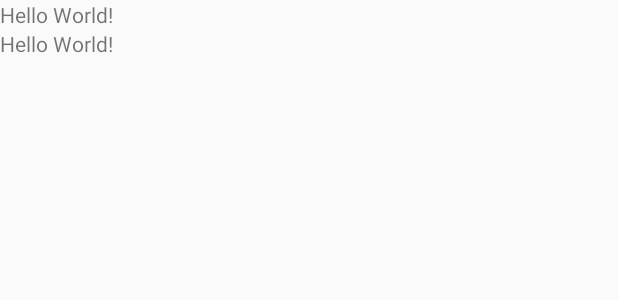
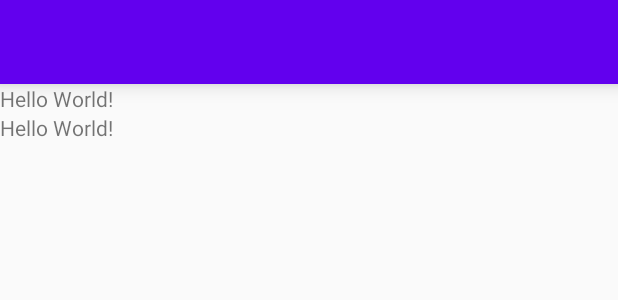
Before and after one commit to geermank/et-programacion-android-3009, an Android app: the layout activity_main.xml on its own in the app's theme, with its tools: preview values and no code run, on a phone screen of 412 x 824 dp. Shown: the top 300 px of the screen. Run offline under Robolectric (Android 15) with nearby library versions, the phone set to English and light mode, and no system bars.

Commit message:
Clase 4, parte 1

```diff
--- a/app/src/main/AndroidManifest.xml
+++ b/app/src/main/AndroidManifest.xml
@@ -8,7 +8,7 @@
         android:label="@string/app_name"
         android:roundIcon="@mipmap/ic_launcher_round"
         android:supportsRtl="true"
-        android:theme="@style/AppTheme">
+        android:theme="@style/AppThemeNoActionBar">
 
         <activity android:name=".WelcomeActivity">
             <intent-filter>
--- /dev/null
+++ b/app/src/main/res/drawable/ic_add.xml
@@ -0,0 +1,5 @@
+<vector android:height="24dp" android:tint="#FFFFFF"
+    android:viewportHeight="24" android:viewportWidth="24"
+    android:width="24dp" xmlns:android="http://schemas.android.com/apk/res/android">
+    <path android:fillColor="@android:color/white" android:pathData="M19,13h-6v6h-2v-6H5v-2h6V5h2v6h6v2z"/>
+</vector>
--- a/app/src/main/res/layout/activity_main.xml
+++ b/app/src/main/res/layout/activity_main.xml
@@ -6,6 +6,16 @@
     android:layout_height="match_parent"
     android:orientation="vertical"
     tools:context=".MainActivity">
+
+    <!-- Material design -->
+    <androidx.appcompat.widget.Toolbar
+        android:id="@+id/toolbar"
+        android:layout_width="match_parent"
+        android:layout_height="wrap_content"
+        android:background="@color/colorPrimary"
+        android:elevation="8dp"
+        android:theme="@style/ThemeOverlay.AppCompat.Dark"
+        app:popupTheme="@style/ThemeOverlay.AppCompat.Light"/>
 
     <TextView
         android:layout_width="wrap_content"
--- a/app/src/main/res/values/styles.xml
+++ b/app/src/main/res/values/styles.xml
@@ -7,4 +7,12 @@
         <item name="colorAccent">@color/colorAccent</item>
     </style>
 
+    <!-- Base application theme. -->
+    <style name="AppThemeNoActionBar" parent="Theme.AppCompat.Light.NoActionBar">
+        <!-- Customize your theme here. -->
+        <item name="colorPrimary">@color/colorPrimary</item>
+        <item name="colorPrimaryDark">@color/colorPrimaryDark</item>
+        <item name="colorAccent">@color/colorAccent</item>
+    </style>
+
 </resources>
```
Also changed, not shown: app/src/main/java/com/german/tareasapp/MainActivity.java (+30 -0 lines), app/src/main/res/menu/menu_main_activity.xml (added, +14 -0 lines).
